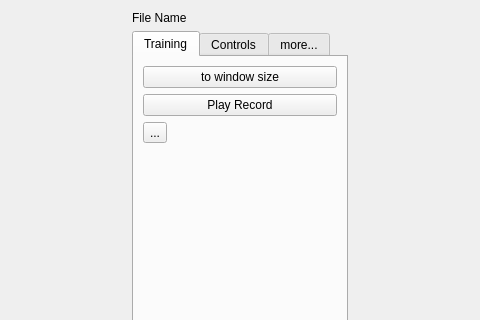
Before: the Qt Designer form graphswindow.ui in zhitko/inton-trainer, drawn with Qt 5; both pictures show x 347 to 827 and y 0 to 320 of the 1175 by 501 pixel window.
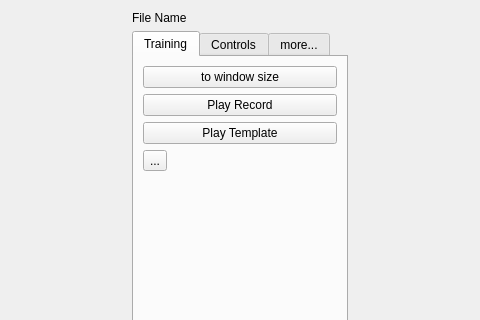
After: the same form once the commit is applied. Icons and pictures are not drawn.

Commit message: add play template button

Patch:
```diff
--- a/graphswindow.ui
+++ b/graphswindow.ui
@@ -101,6 +101,23 @@
            </property>
           </widget>
          </item>
+         <item>
+          <widget class="QPushButton" name="playTemplateBtn">
+           <property name="enabled">
+            <bool>true</bool>
+           </property>
+           <property name="text">
+            <string>Play Template</string>
+           </property>
+           <property name="icon">
+            <iconset resource="icons.qrc">
+             <normaloff>:/icons/icons/speaker-26.png</normaloff>:/icons/icons/speaker-26.png</iconset>
+           </property>
+           <property name="flat">
+            <bool>false</bool>
+           </property>
+          </widget>
+         </item>
          <item>
           <widget class="QToolButton" name="setRecordBtn">
            <property name="baseSize">
```
The commit also changes 3 other files.
